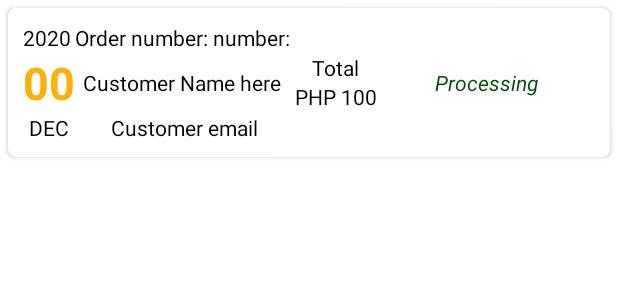
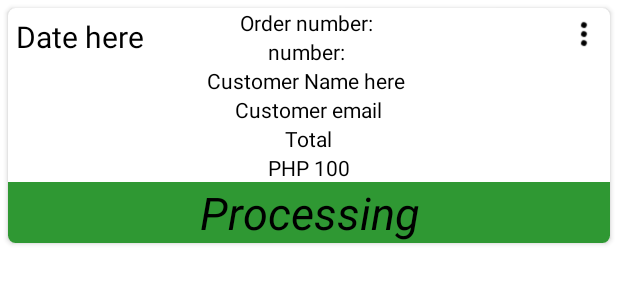
Before and after one commit to johnvillar41/BGC-Mobile-Development, an Android app: the layout custom_adapter_orders.xml on its own in the app's theme, with its tools: preview values and no code run, on a phone screen of 412 x 824 dp. Shown: the top 300 px of the screen. Run offline under Robolectric (Android 15) with nearby library versions, the phone set to English and light mode, and no system bars.

Commit message:
Updated Orders

```diff
--- a/app/src/main/java/emp/project/softwareengineerproject/View/OrdersView/OrdersActivityView.java
+++ b/app/src/main/java/emp/project/softwareengineerproject/View/OrdersView/OrdersActivityView.java
@@ -80,7 +80,7 @@ public class OrdersActivityView extends AppCompatActivity implements IOrders.IOr
         LinearLayoutManager linearLayoutManager
                 = new LinearLayoutManager(OrdersActivityView.this, LinearLayoutManager.VERTICAL, false);
         OrdersRecyclerView adapter = new OrdersRecyclerView(
-                orderList, OrdersActivityView.this);
+                orderList, OrdersActivityView.this,OrdersActivityView.this);
         recyclerView.setLayoutManager(linearLayoutManager);
         recyclerView.setAdapter(adapter);
         if (adapter.getItemCount() == 0) {
@@ -89,6 +89,7 @@ public class OrdersActivityView extends AppCompatActivity implements IOrders.IOr
             imageView.setImageDrawable(null);
         }
     }
+
 
     @Override
     public boolean onOptionsItemSelected(@NonNull MenuItem item) {
--- /dev/null
+++ b/app/src/main/res/drawable/selector.xml
@@ -0,0 +1,6 @@
+<?xml version="1.0" encoding="utf-8"?>
+<selector xmlns:android="http://schemas.android.com/apk/res/android">
+    <item android:color="#000000"
+        android:state_checked="true" />
+    <item android:color="#ffffff"  />
+</selector>
--- a/app/src/main/res/layout/activity_orders_view.xml
+++ b/app/src/main/res/layout/activity_orders_view.xml
@@ -4,6 +4,7 @@
     xmlns:tools="http://schemas.android.com/tools"
     android:layout_width="match_parent"
     android:layout_height="match_parent"
+    android:background="#323232"
     tools:context=".View.OrdersView.OrdersActivityView">
     <LinearLayout
         android:layout_width="match_parent"
@@ -14,11 +15,15 @@
             android:layout_width="match_parent"
             android:layout_height="?actionBarSize"
             android:background="#f9b207"
+            android:elevation="10dp"
             app:title="Customer Orders"
             app:titleTextColor="#000000"/>
         <com.google.android.material.bottomnavigation.BottomNavigationView
             android:id="@+id/bottom_navigation"
             android:layout_width="match_parent"
+            app:backgroundTint="#f9b207"
+            app:itemIconTint="@drawable/selector"
+            app:itemTextColor="@drawable/selector"
             android:layout_height="wrap_content"
             app:menu="@menu/bottom_navigation_menu" />
 
--- a/app/src/main/res/layout/custom_adapter_orders.xml
+++ b/app/src/main/res/layout/custom_adapter_orders.xml
@@ -7,53 +7,50 @@
     android:layout_marginTop="5dp"
     android:layout_marginRight="5dp"
     app:cardCornerRadius="5dp">
+    <RelativeLayout
+        android:layout_width="match_parent"
+        android:layout_height="match_parent">
+
+        <TextView
+            android:id="@+id/txt_date"
+            android:layout_width="wrap_content"
+            android:layout_height="wrap_content"
+            android:layout_margin="5dp"
+            android:text="Date here"
+            android:textColor="#000000"
+            android:textSize="20sp"/>
+        <ImageView
+            android:id="@+id/image_menu_orders"
+            android:layout_width="24sp"
+            android:layout_height="24sp"
+            android:layout_alignParentRight="true"
+            android:layout_margin="5dp"
+            android:clickable="true"
+            android:focusable="true"
+            android:src="@drawable/baseline_more_vert_black_18dp"
+            app:menu="@menu/menu_notification" />
 
         <LinearLayout
             android:layout_width="match_parent"
             android:layout_height="wrap_content"
-        android:layout_margin="10dp"
-        android:orientation="horizontal">
-        <TableLayout
-            android:layout_width="wrap_content"
-            android:layout_height="wrap_content">
-            <TableRow>
-                <TextView
-                    android:id="@+id/txt_year"
-                    android:layout_width="wrap_content"
-                    android:layout_height="wrap_content"
-                    android:text="2020"
-                    android:textColor="#000000"/>
-                <LinearLayout
-                    android:layout_width="wrap_content"
-                    android:layout_height="wrap_content"
-                    android:layout_gravity="center"
-                    android:orientation="horizontal">
+            android:orientation="vertical">
+
             <TextView
                 android:layout_width="wrap_content"
                 android:layout_height="wrap_content"
                 android:layout_gravity="center"
                 android:text="Order number: "
-                        android:textColor="#000000"
-                        />
+                android:textColor="#000000" />
+
             <TextView
                 android:id="@+id/txt_order_number"
                 android:layout_width="wrap_content"
                 android:layout_height="wrap_content"
                 android:layout_gravity="center"
                 android:text="number: "
-                        android:textColor="#000000"/>
-                </LinearLayout>
-            </TableRow>
-            <TableRow>
-                <TextView
-                    android:id="@+id/txt_day"
-                    android:layout_width="wrap_content"
-                    android:layout_height="wrap_content"
-                    android:layout_gravity="center"
-                    android:text="00"
-                    android:textColor="#f9b207"
-                    android:textSize="30sp"
-                    android:textStyle="bold"/>
+                android:textColor="#000000" />
+
+
             <TextView
                 android:id="@+id/txt_customer_name"
                 android:layout_width="wrap_content"
@@ -61,16 +58,8 @@
                 android:layout_gravity="center"
                 android:gravity="center"
                 android:text="Customer Name here "
-                    android:textColor="#000000"/>
-            </TableRow>
-            <TableRow>
-                <TextView
-                    android:id="@+id/txt_month"
-                    android:layout_width="wrap_content"
-                    android:layout_height="wrap_content"
-                    android:layout_gravity="center"
-                    android:text="DEC"
-                    android:textColor="#000000"/>
+                android:textColor="#000000" />
+
             <TextView
                 android:id="@+id/txt_customer_email"
                 android:layout_width="wrap_content"
@@ -78,30 +67,27 @@
                 android:layout_gravity="center"
                 android:gravity="center"
                 android:text="Customer email"
-                    android:textColor="#000000"/>
-            </TableRow>
-        </TableLayout>
+                android:textColor="#000000" />
 
-        <LinearLayout
-            android:layout_width="wrap_content"
-            android:layout_height="wrap_content"
-            android:layout_gravity="center"
-            android:orientation="vertical">
             <TextView
                 android:layout_width="wrap_content"
                 android:layout_height="wrap_content"
                 android:layout_gravity="center"
                 android:text="Total"
-                android:textColor="#000000"/>
+                android:textColor="#000000" />
+
             <TextView
                 android:id="@+id/txt_total_value"
                 android:layout_width="wrap_content"
                 android:layout_height="wrap_content"
                 android:layout_gravity="center"
                 android:text="PHP 100"
-                android:textColor="#000000"/>
-        </LinearLayout>
-
+                android:textColor="#000000" />
+            <LinearLayout
+                android:id="@+id/txt_background_color"
+                android:layout_width="match_parent"
+                android:layout_height="match_parent"
+                android:background="#2F9833">
                 <TextView
                     android:id="@+id/txt_status"
                     android:layout_width="match_parent"
@@ -109,11 +95,14 @@
                     android:layout_gravity="center"
                     android:gravity="center"
                     android:text="Processing"
-            android:textColor="#024C05"
-            android:textStyle="italic"/>
+                    android:textColor="#000000"
+                    android:textSize="30sp"
+                    android:textStyle="italic" />
             </LinearLayout>
 
 
+        </LinearLayout>
+    </RelativeLayout>
 
 
 
```
Also changed, not shown: app/src/main/java/emp/project/softwareengineerproject/Interface/IOrders.java (+13 -0 lines), app/src/main/java/emp/project/softwareengineerproject/Model/OrdersModel.java (+8 -19 lines), app/src/main/java/emp/project/softwareengineerproject/Presenter/OrdersPresenter.java (+103 -0 lines), app/src/main/java/emp/project/softwareengineerproject/Services/OrdersService.java (+37 -3 lines), app/src/main/java/emp/project/softwareengineerproject/View/OrdersView/OrdersRecyclerView.java (+97 -19 lines), app/src/main/res/menu/menu_orders.xml (added, +17 -0 lines), app/src/main/res/drawable/baseline_more_vert_black_18dp.png (added). Lines whose indentation alone changed are shown as unchanged.
